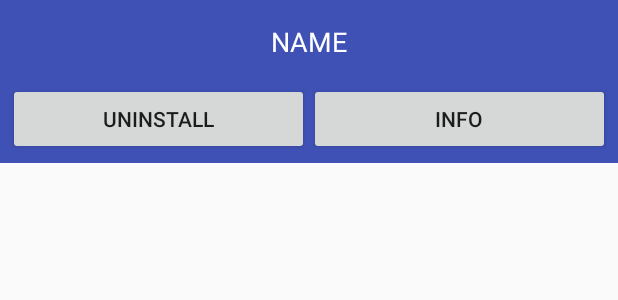
After one commit to adry84/simplelauncher, an Android app: the layout popup_app_layout.xml on its own in the app's theme, with its tools: preview values and no code run, on a phone screen of 412 x 824 dp. The commit adds this screen. Shown: the top 300 px of the screen. Run offline under Robolectric (Android 15) with nearby library versions, the phone set to English and light mode, and no system bars.

Commit message:
uninstall app and show app details functions

```diff
--- /dev/null
+++ b/app/src/main/res/layout/popup_app_layout.xml
@@ -0,0 +1,45 @@
+<?xml version="1.0" encoding="utf-8"?>
+<LinearLayout xmlns:android="http://schemas.android.com/apk/res/android"
+              xmlns:tools="http://schemas.android.com/tools"
+              android:layout_width="match_parent"
+              android:layout_height="wrap_content"
+              android:background="@color/colorPrimary"
+              android:orientation="vertical"
+              android:padding="5dip"
+    >
+
+    <TextView
+        android:id="@+id/popupAppNameTV"
+        android:layout_width="match_parent"
+        android:layout_height="wrap_content"
+        android:gravity="center"
+        android:padding="10dip"
+        android:text="NAME"
+        android:textAllCaps="true"
+        android:textColor="#FFFFFF"
+        android:textSize="18sp"
+        tools:ignore="HardcodedText"/>
+
+    <LinearLayout
+        android:layout_width="match_parent"
+        android:layout_height="match_parent"
+        android:layout_marginTop="5dip"
+        android:orientation="horizontal"
+        android:weightSum="2.0"
+        >
+
+        <Button
+            android:id="@+id/popupAppUninstallB"
+            android:layout_width="match_parent"
+            android:layout_height="wrap_content"
+            android:layout_weight="1.0"
+            android:text="@string/uninstall"/>
+
+        <Button
+            android:id="@+id/popupAppInfoB"
+            android:layout_width="match_parent"
+            android:layout_height="wrap_content"
+            android:layout_weight="1.0"
+            android:text="@string/info"/>
+    </LinearLayout>
+</LinearLayout>
--- a/app/src/main/res/values/dimens.xml
+++ b/app/src/main/res/values/dimens.xml
@@ -2,4 +2,5 @@
 <resources>
     <dimen name="item_app_logo_height">72dip</dimen>
     <dimen name="item_app_name_height">38dip</dimen>
+    <dimen name="item_app_popup_height">152dip</dimen>
 </resources>
--- a/app/src/main/res/values/strings.xml
+++ b/app/src/main/res/values/strings.xml
@@ -1,3 +1,5 @@
 <resources>
     <string name="app_name">SimpleLauncher</string>
+    <string name="uninstall">UNINSTALL</string>
+    <string name="info">INFO</string>
 </resources>
```
Also changed, not shown: app/src/main/java/adrygraph/simplelauncher/AppsGridFragment.kt (+51 -2 lines).
